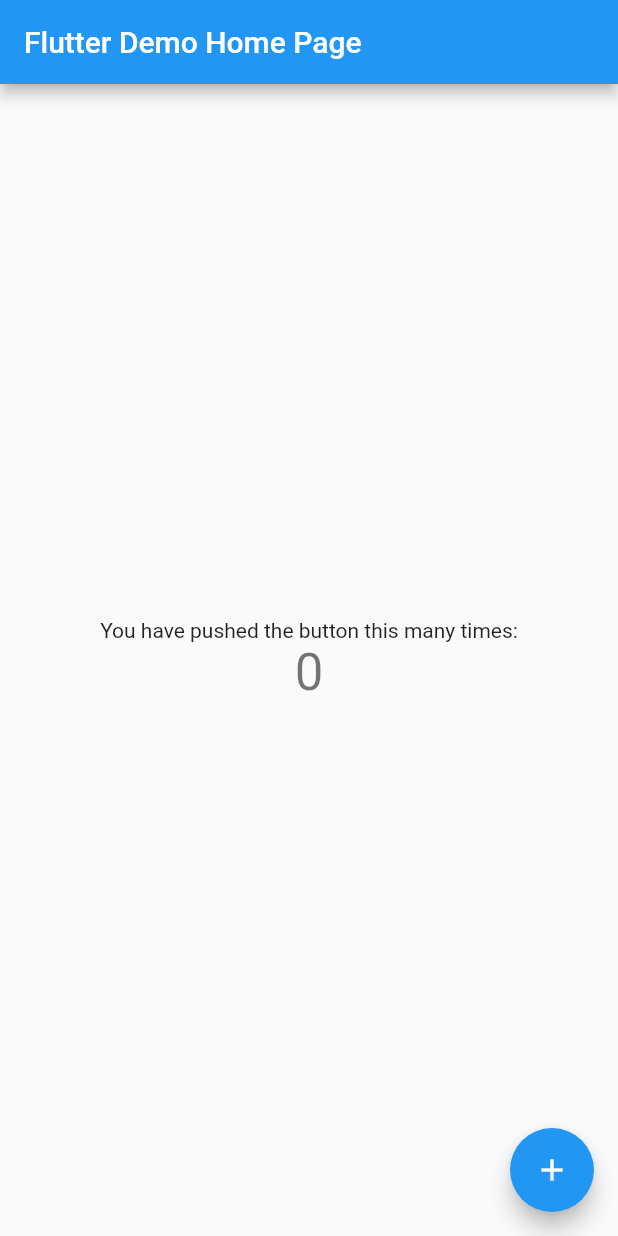
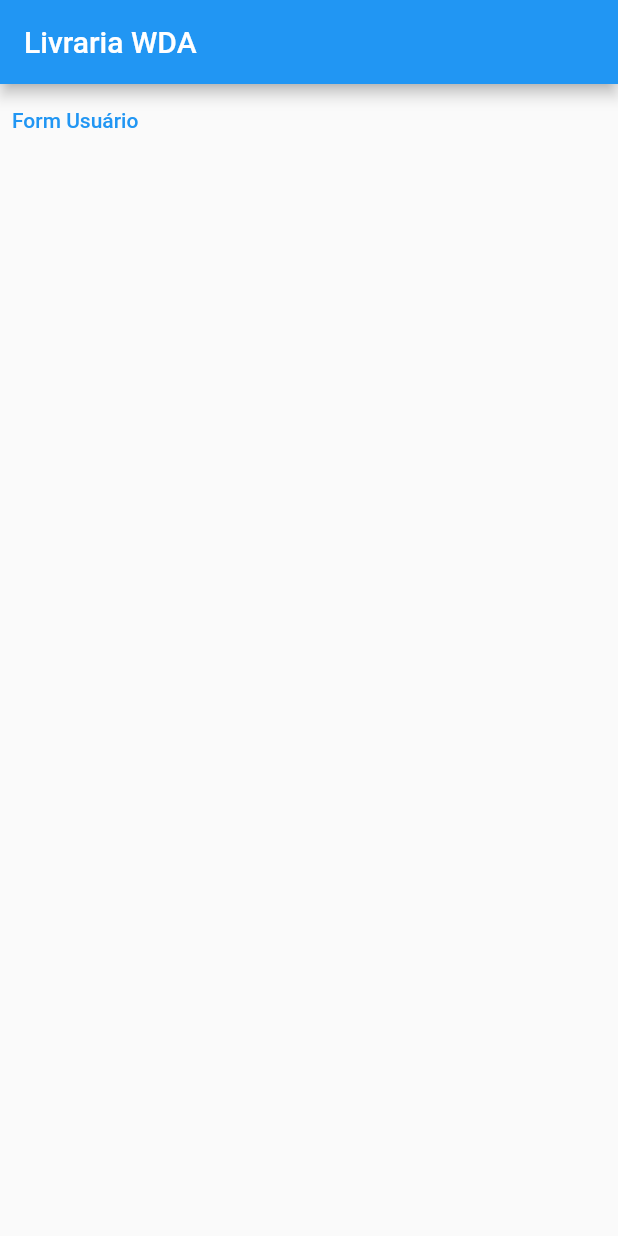
Before and after one commit to mateusmeds/locadora-livros-wda, a Flutter app: the screen it shows after launch, on a phone screen of 412 x 824 dp. Run offline on Flutter 3.47's test engine with Material 2 defaults, Android fonts, the phone set to English and light mode, and no system bars.

Commit message:
Criação de tela de cadastro de usuário (modal)

```diff
--- a/lib/main.dart
+++ b/lib/main.dart
@@ -1,4 +1,5 @@
 import 'package:flutter/material.dart';
+import 'package:livraria_wda/components/user_register_form.dart';
 
 void main() {
   runApp(const MyApp());
@@ -13,103 +14,53 @@
     return MaterialApp(
       title: 'Flutter Demo',
       theme: ThemeData(
-        // This is the theme of your application.
-        //
-        // Try running your application with "flutter run". You'll see the
-        // application has a blue toolbar. Then, without quitting the app, try
-        // changing the primarySwatch below to Colors.green and then invoke
-        // "hot reload" (press "r" in the console where you ran "flutter run",
-        // or simply save your changes to "hot reload" in a Flutter IDE).
-        // Notice that the counter didn't reset back to zero; the application
-        // is not restarted.
         primarySwatch: Colors.blue,
       ),
-      home: const MyHomePage(title: 'Flutter Demo Home Page'),
+      home: const MyHomePage(title: 'Livraria WDA'),
     );
   }
 }
 
 class MyHomePage extends StatefulWidget {
-  const MyHomePage({Key? key, required this.title}) : super(key: key);
+  final String title;
 
-  // This widget is the home page of your application. It is stateful, meaning
-  // that it has a State object (defined below) that contains fields that affect
-  // how it looks.
-
-  // This class is the configuration for the state. It holds the values (in this
-  // case the title) provided by the parent (in this case the App widget) and
-  // used by the build method of the State. Fields in a Widget subclass are
-  // always marked "final".
-
-  final String title;
+  const MyHomePage({required this.title, Key? key}) : super(key: key);
 
   @override
   State<MyHomePage> createState() => _MyHomePageState();
 }
 
 class _MyHomePageState extends State<MyHomePage> {
-  int _counter = 0;
+  ///Função responsável por abrir a modal
+  _openUserRegisterFormModal(BuildContext context) {
+    showModalBottomSheet(
+        context: context,
+        builder: (ctx) {
+          return UserRegisterForm();
+        });
+  }
 
-  void _incrementCounter() {
-    setState(() {
-      // This call to setState tells the Flutter framework that something has
-      // changed in this State, which causes it to rerun the build method below
-      // so that the display can reflect the updated values. If we changed
-      // _counter without calling setState(), then the build method would not be
-      // called again, and so nothing would appear to happen.
-      _counter++;
-    });
+  ///Função responsável por fechar a modal
+  _closeUserRegisterFormModal(BuildContext context) {
+    Navigator.of(context).pop();
   }
 
   @override
   Widget build(BuildContext context) {
-    // This method is rerun every time setState is called, for instance as done
-    // by the _incrementCounter method above.
-    //
-    // The Flutter framework has been optimized to make rerunning build methods
-    // fast, so that you can just rebuild anything that needs updating rather
-    // than having to individually change instances of widgets.
     return Scaffold(
       appBar: AppBar(
-        // Here we take the value from the MyHomePage object that was created by
-        // the App.build method, and use it to set our appbar title.
         title: Text(widget.title),
       ),
-      body: Center(
-        // Center is a layout widget. It takes a single child and positions it
-        // in the middle of the parent.
+      body: SingleChildScrollView(
         child: Column(
-          // Column is also a layout widget. It takes a list of children and
-          // arranges them vertically. By default, it sizes itself to fit its
-          // children horizontally, and tries to be as tall as its parent.
-          //
-          // Invoke "debug painting" (press "p" in the console, choose the
-          // "Toggle Debug Paint" action from the Flutter Inspector in Android
-          // Studio, or the "Toggle Debug Paint" command in Visual Studio Code)
-          // to see the wireframe for each widget.
-          //
-          // Column has various properties to control how it sizes itself and
-          // how it positions its children. Here we use mainAxisAlignment to
-          // center the children vertically; the main axis here is the vertical
-          // axis because Columns are vertical (the cross axis would be
-          // horizontal).
-          mainAxisAlignment: MainAxisAlignment.center,
-          children: <Widget>[
-            const Text(
-              'You have pushed the button this many times:',
-            ),
-            Text(
-              '$_counter',
-              style: Theme.of(context).textTheme.headline4,
+          children: [
+            TextButton(
+              onPressed: () => _openUserRegisterFormModal(context),
+              child: Text("Form Usuário"),
             ),
           ],
         ),
       ),
-      floatingActionButton: FloatingActionButton(
-        onPressed: _incrementCounter,
-        tooltip: 'Increment',
-        child: const Icon(Icons.add),
-      ), // This trailing comma makes auto-formatting nicer for build methods.
     );
   }
 }
```
Also changed, not shown: lib/components/user_register_form.dart (added, +84 -0 lines).
